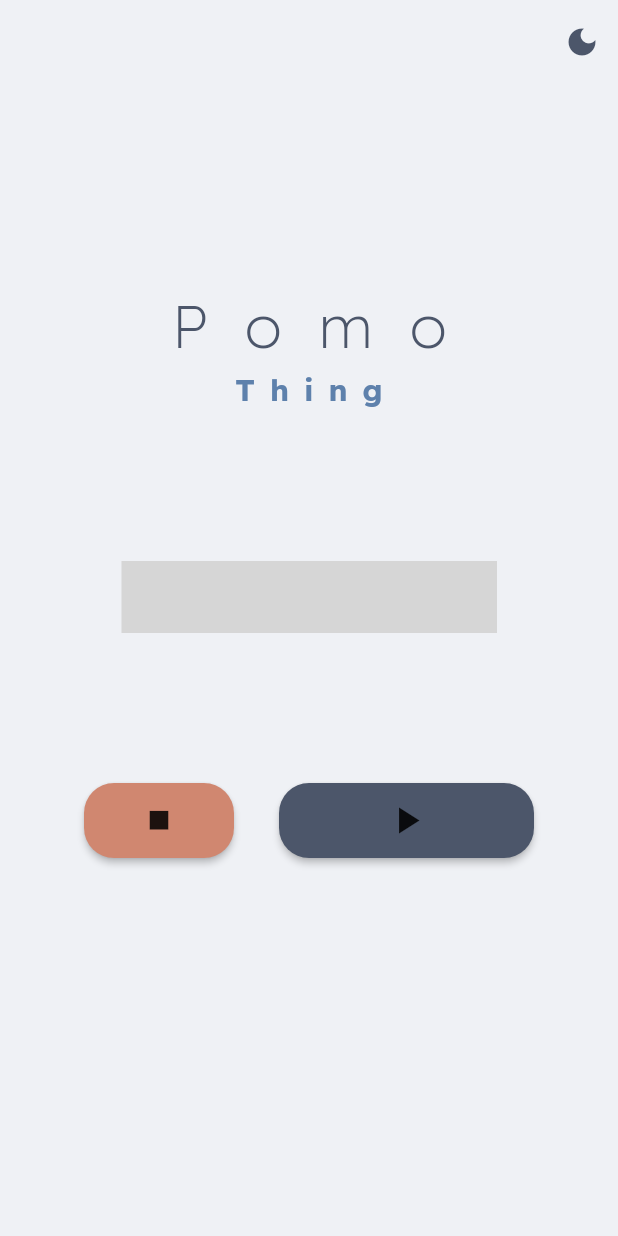
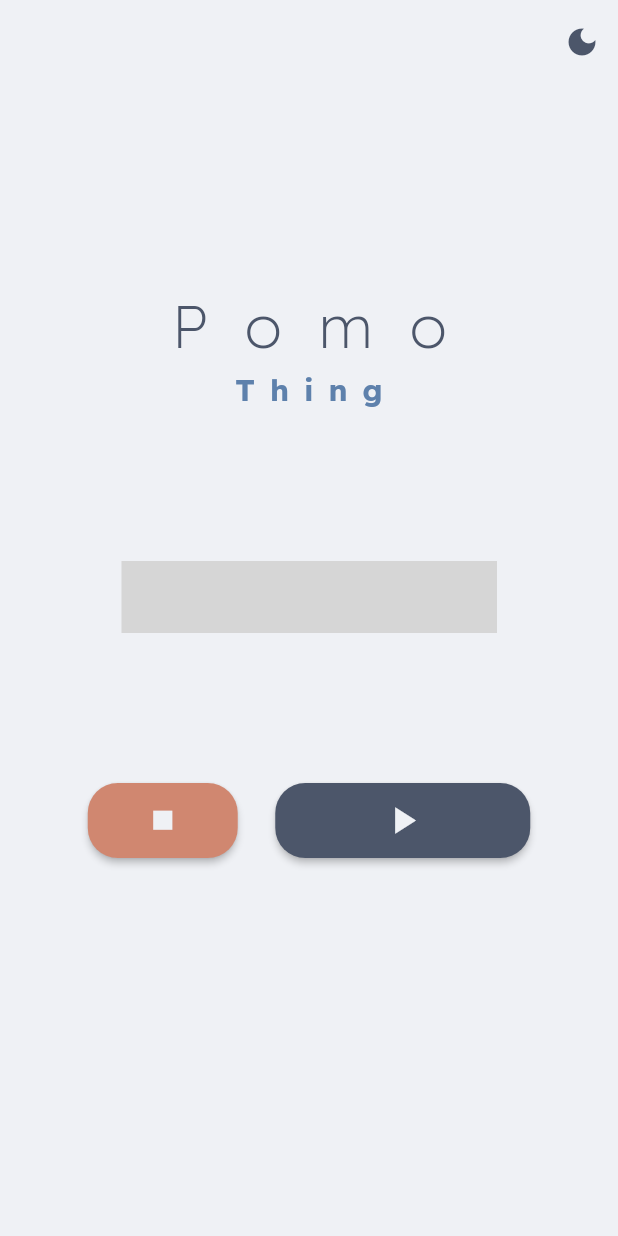
Before and after one commit to AbrarAbe/pomothing, a Flutter app: the screen it shows after launch, on a phone screen of 412 x 824 dp. Run offline on Flutter 3.47's test engine with Material 3 defaults, Android fonts, the phone set to English and light mode, and no system bars; our stand-ins replace google_fonts, shared_preferences; missing offline and left inert: neon_circular_timer; grey boxes are pictures that could not be loaded.

Commit message:
feat(ui/theme): Improve timer UI styling and add onPrimary theme color
Adjusted the styling of the NeonCircularTimer and control buttons in the TimerScreen to utilize improved theme color roles.

- Added `onPrimary` color definition to the light and dark themes for text and icons that appear on primary surfaces.
- Configured the `NeonCircularTimer` and timer control buttons to use the new `onPrimary` color role for better color contrast and theme consistency.
- Updated gradient colors and spacing in the `TimerScreen` layout for refined visuals.

```diff
--- a/lib/screens/timer_screen.dart
+++ b/lib/screens/timer_screen.dart
@@ -70,23 +70,28 @@ class _TimerScreenState extends State<TimerScreen> {
               isReverse: true,
               isReverseAnimation: true,
               neumorphicEffect: true,
-              backgroundColor: Theme.of(context).colorScheme.surface,
-              outerStrokeColor: Theme.of(context).colorScheme.error,
+              textStyle: TextStyle(
+                fontSize: 50,
+                color: Theme.of(context).colorScheme.onPrimary,
+              ),
+              backgroundColor: Theme.of(context).colorScheme.primary,
+              outerStrokeColor: Theme.of(context).colorScheme.onPrimary,
               innerFillGradient: LinearGradient(
                 colors: [
+                  Theme.of(context).colorScheme.primaryContainer,
+                  Theme.of(context).colorScheme.onTertiary,
                   Theme.of(context).colorScheme.tertiary,
-                  Theme.of(context).colorScheme.primaryContainer,
                 ],
               ),
               neonGradient: LinearGradient(
                 colors: [
-                  Theme.of(context).colorScheme.tertiary,
+                  Theme.of(context).colorScheme.secondary,
                   Theme.of(context).colorScheme.primaryContainer,
                 ],
               ),
             ),
             Row(
-              spacing: 30,
+              spacing: 25,
               mainAxisAlignment: MainAxisAlignment.center,
               children: [
                 MaterialButton(
@@ -97,7 +102,11 @@ class _TimerScreenState extends State<TimerScreen> {
                   ),
                   color: Theme.of(context).colorScheme.primaryContainer,
                   onPressed: () {},
-                  child: Icon(Icons.stop, size: 25),
+                  child: Icon(
+                    Icons.stop,
+                    size: 25,
+                    color: Theme.of(context).colorScheme.onPrimary,
+                  ),
                 ),
                 MaterialButton(
                   height: 50,
@@ -107,7 +116,11 @@ class _TimerScreenState extends State<TimerScreen> {
                   ),
                   color: Theme.of(context).colorScheme.primary,
                   onPressed: () {},
-                  child: Icon(Icons.play_arrow, size: 30),
+                  child: Icon(
+                    Icons.play_arrow,
+                    size: 30,
+                    color: Theme.of(context).colorScheme.onPrimary,
+                  ),
                 ),
               ],
             ),
--- a/lib/theme/theme.dart
+++ b/lib/theme/theme.dart
@@ -35,6 +35,7 @@ ThemeData lightMode = ThemeData(
     onTertiary: catppuccinLatteHighlight,
     primaryContainer: catppuccinLatteAccent,
     error: catppuccinLatteError,
+    onPrimary: catppuccinLatteSurface,
   ),
   appBarTheme: const AppBarTheme(
     backgroundColor: catppuccinLatteSurface,
@@ -61,6 +62,7 @@ ThemeData darkMode = ThemeData(
     onTertiary: catppuccinMochaHighlight,
     primaryContainer: catppuccinMochaAccent,
     error: catppuccinMochaError,
+    onPrimary: catppuccinLatteSubtext1,
   ),
   appBarTheme: const AppBarTheme(
     backgroundColor: catppuccinMochaSurface,
```
